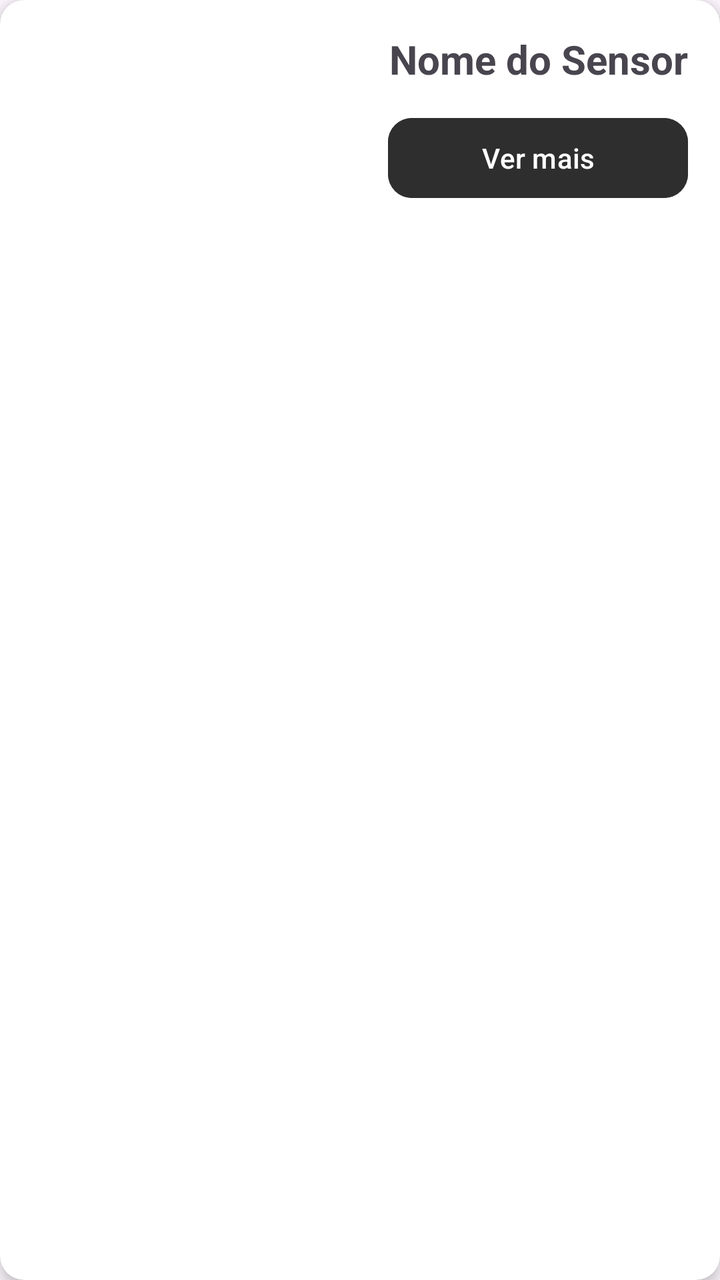
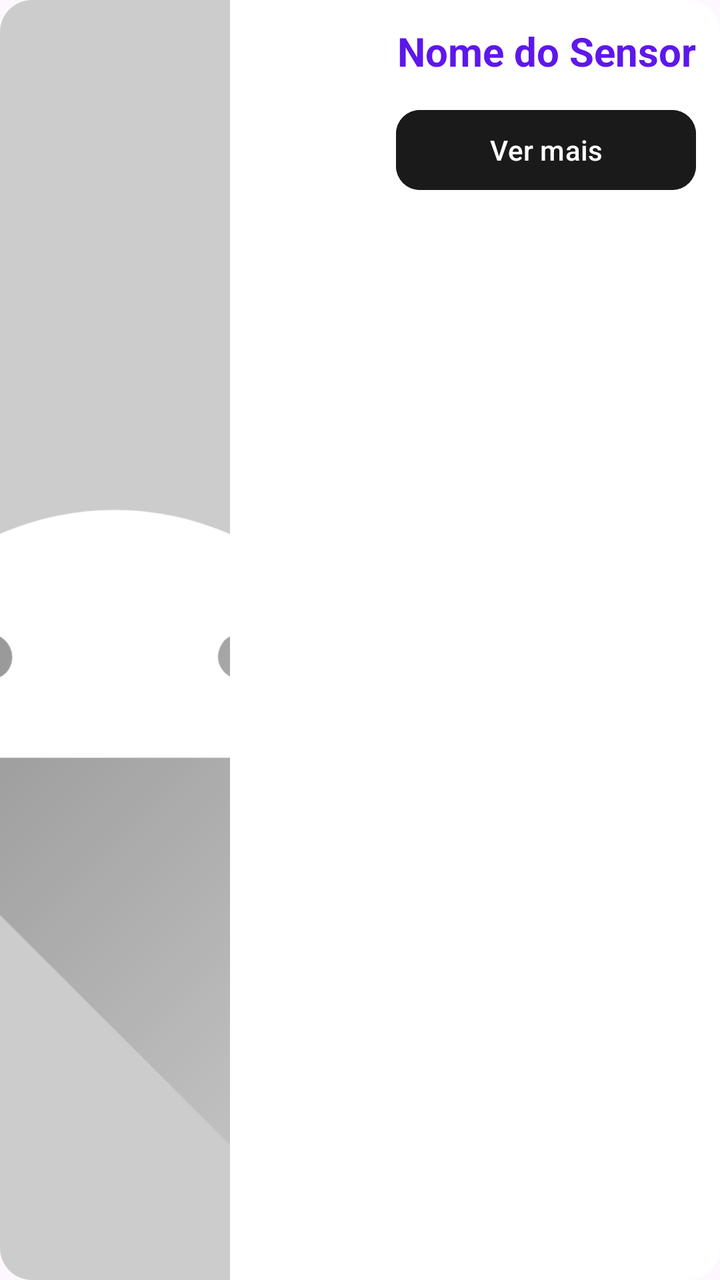

Two renders of the same Android screen: before a commit and after it. Below are the layout's source before the change and the commit's diff.
<!-- AndroidManifest.xml: application theme Theme.Orbis -->
<!-- res/layout/item_sensor.xml -->
<?xml version="1.0" encoding="utf-8"?>
<androidx.cardview.widget.CardView xmlns:android="http://schemas.android.com/apk/res/android"
    xmlns:app="http://schemas.android.com/apk/res-auto"
    android:layout_width="match_parent"
    android:layout_height="wrap_content"
    android:layout_margin="8dp"
    app:cardCornerRadius="12dp"
    app:cardElevation="4dp">

    <LinearLayout
        android:layout_width="match_parent"
        android:layout_height="wrap_content"
        android:orientation="vertical"
        android:padding="16dp">

        <TextView
            android:id="@+id/txtTipoVariavel"
            android:layout_width="wrap_content"
            android:layout_height="wrap_content"
            android:text="Nome do Sensor"
            android:textSize="20sp"
            android:textStyle="bold"
            android:layout_gravity="center|end"/>

        <Button
            android:id="@+id/btnVerMais"
            android:layout_width="150dp"
            android:layout_height="wrap_content"
            android:layout_marginTop="12dp"
            android:text="Ver mais"
            android:layout_gravity="end"
            app:cornerRadius="12dp"
            android:backgroundTint="@color/darkGray"/>

    </LinearLayout>

</androidx.cardview.widget.CardView>
<!-- resources referenced by this layout -->
<resources>
  <color name="darkGray">#2E2E2E</color>
  <style name="Theme.Orbis" parent="Base.Theme.Orbis" />
  <style name="Base.Theme.Orbis" parent="Theme.Material3.DayNight.NoActionBar">
          
          
      </style>
</resources>

<!-- the commit's change to res/layout/item_sensor.xml (unified diff, before → after) -->
@@ -1,37 +1,67 @@
 <?xml version="1.0" encoding="utf-8"?>
-<androidx.cardview.widget.CardView xmlns:android="http://schemas.android.com/apk/res/android"
+<androidx.cardview.widget.CardView
+    xmlns:android="http://schemas.android.com/apk/res/android"
     xmlns:app="http://schemas.android.com/apk/res-auto"
     android:layout_width="match_parent"
     android:layout_height="wrap_content"
-    android:layout_margin="8dp"
-    app:cardCornerRadius="12dp"
-    app:cardElevation="4dp">
+    android:layout_marginBottom="12dp"
+    app:cardCornerRadius="16dp"
+    app:cardElevation="0dp"
+    app:cardBackgroundColor="@color/white"
+    app:strokeWidth="1.5dp"
+    app:strokeColor="@color/border">
 
-    <LinearLayout
+    <RelativeLayout
         android:layout_width="match_parent"
-        android:layout_height="wrap_content"
-        android:orientation="vertical"
-        android:padding="16dp">
+        android:layout_height="wrap_content">
 
-        <TextView
-            android:id="@+id/txtTipoVariavel"
-            android:layout_width="wrap_content"
+        
+        <ImageView
+            android:id="@+id/imgSensor"
+            android:layout_width="115dp"
+            android:layout_height="match_parent"
+            android:minHeight="110dp"
+            android:src="@drawable/ic_launcher_foreground"
+            android:scaleType="centerCrop"
+            android:background="@color/imageBackground"
+            android:layout_alignParentStart="true"
+            android:layout_alignParentTop="true"
+            android:layout_alignParentBottom="true" />
+
+        
+        <LinearLayout
+            android:layout_width="match_parent"
             android:layout_height="wrap_content"
-            android:text="Nome do Sensor"
-            android:textSize="20sp"
-            android:textStyle="bold"
-            android:layout_gravity="center|end"/>
+            android:orientation="vertical"
+            android:layout_toEndOf="@id/imgSensor"
+            android:padding="12dp"
+            android:paddingStart="14dp">
 
-        <Button
-            android:id="@+id/btnVerMais"
-            android:layout_width="150dp"
-            android:layout_height="wrap_content"
-            android:layout_marginTop="12dp"
-            android:text="Ver mais"
-            android:layout_gravity="end"
-            app:cornerRadius="12dp"
-            android:backgroundTint="@color/darkGray"/>
+            
+            <TextView
+                android:id="@+id/txtTipoVariavel"
+                android:layout_width="wrap_content"
+                android:layout_height="wrap_content"
+                android:text="Nome do Sensor"
+                android:textSize="20sp"
+                android:textStyle="bold"
+                android:textColor="@color/purple"
+                android:layout_gravity="center|end" />
 
-    </LinearLayout>
+            
+            <Button
+                android:id="@+id/btnVerMais"
+                android:layout_width="150dp"
+                android:layout_height="wrap_content"
+                android:layout_marginTop="12dp"
+                android:text="Ver mais"
+                android:textColor="@color/white"
+                android:layout_gravity="end"
+                android:backgroundTint="@color/darkGray"
+                app:cornerRadius="12dp" />
+
+        </LinearLayout>
+
+    </RelativeLayout>
 
 </androidx.cardview.widget.CardView>
<!-- resource entries referenced after the edit -->
@@ -1,6 +1,41 @@
 <!-- resources referenced by this layout -->
 <resources>
-  <color name="darkGray">#2E2E2E</color>
+  <color name="border">#E0E0E0</color>
+  <color name="darkGray">#1A1A1A</color>
+  <color name="imageBackground">#CCCCCC</color>
+  <color name="purple">#5E17EB</color>
+  <color name="white">#FFFFFF</color>
+  <!-- drawable ic_launcher_foreground (drawable) -->
+  <vector xmlns:android="http://schemas.android.com/apk/res/android"
+      xmlns:aapt="http://schemas.android.com/aapt"
+      android:width="108dp"
+      android:height="108dp"
+      android:viewportWidth="108"
+      android:viewportHeight="108">
+      <path android:pathData="M31,63.928c0,0 6.4,-11 12.1,-13.1c7.2,-2.6 26,-1.4 26,-1.4l38.1,38.1L107,108.928l-32,-1L31,63.928z">
+          <aapt:attr name="android:fillColor">
+              <gradient
+                  android:endX="85.84757"
+                  android:endY="92.4963"
+                  android:startX="42.9492"
+                  android:startY="49.59793"
+                  android:type="linear">
+                  <item
+                      android:color="#44000000"
+                      android:offset="0.0" />
+                  <item
+                      android:color="#00000000"
+                      android:offset="1.0" />
+              </gradient>
+          </aapt:attr>
+      </path>
+      <path
+          android:fillColor="#FFFFFF"
+          android:fillType="nonZero"
+          android:pathData="M65.3,45.828l3.8,-6.6c0.2,-0.4 0.1,-0.9 -0.3,-1.1c-0.4,-0.2 -0.9,-0.1 -1.1,0.3l-3.9,6.7c-6.3,-2.8 -13.4,-2.8 -19.7,0l-3.9,-6.7c-0.2,-0.4 -0.7,-0.5 -1.1,-0.3C38.8,38.328 38.7,38.828 38.9,39.228l3.8,6.6C36.2,49.428 31.7,56.028 31,63.928h46C76.3,56.028 71.8,49.428 65.3,45.828zM43.4,57.328c-0.8,0 -1.5,-0.5 -1.8,-1.2c-0.3,-0.7 -0.1,-1.5 0.4,-2.1c0.5,-0.5 1.4,-0.7 2.1,-0.4c0.7,0.3 1.2,1 1.2,1.8C45.3,56.528 44.5,57.328 43.4,57.328L43.4,57.328zM64.6,57.328c-0.8,0 -1.5,-0.5 -1.8,-1.2s-0.1,-1.5 0.4,-2.1c0.5,-0.5 1.4,-0.7 2.1,-0.4c0.7,0.3 1.2,1 1.2,1.8C66.5,56.528 65.6,57.328 64.6,57.328L64.6,57.328z"
+          android:strokeWidth="1"
+          android:strokeColor="#00000000" />
+  </vector>
   <style name="Theme.Orbis" parent="Base.Theme.Orbis" />
   <style name="Base.Theme.Orbis" parent="Theme.Material3.DayNight.NoActionBar">
           
